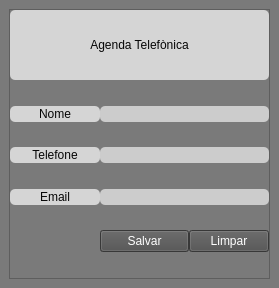
Before: the Qt Designer form agenda.ui in RiquHen/guarda_contatos, drawn with Qt 5.
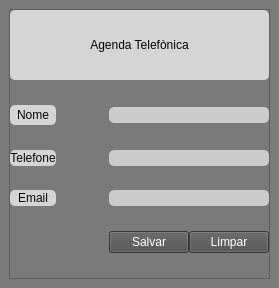
After: the same form once the commit is applied.

The edit to the form file:
```diff
--- a/agenda.ui
+++ b/agenda.ui
@@ -71,6 +71,46 @@
        </property>
        <item>
         <layout class="QGridLayout" name="gridLayout">
+         <item row="7" column="0">
+          <widget class="QLabel" name="label_4">
+           <property name="text">
+            <string>Email</string>
+           </property>
+           <property name="alignment">
+            <set>Qt::AlignCenter</set>
+           </property>
+          </widget>
+         </item>
+         <item row="5" column="0">
+          <widget class="QLabel" name="label_3">
+           <property name="text">
+            <string>Telefone</string>
+           </property>
+           <property name="alignment">
+            <set>Qt::AlignCenter</set>
+           </property>
+          </widget>
+         </item>
+         <item row="10" column="2">
+          <widget class="QPushButton" name="pushButton">
+           <property name="text">
+            <string>Salvar</string>
+           </property>
+          </widget>
+         </item>
+         <item row="10" column="3">
+          <widget class="QPushButton" name="btn_limpar">
+           <property name="maximumSize">
+            <size>
+             <width>80</width>
+             <height>16777215</height>
+            </size>
+           </property>
+           <property name="text">
+            <string>Limpar</string>
+           </property>
+          </widget>
+         </item>
          <item row="4" column="0">
           <spacer name="verticalSpacer_5">
            <property name="orientation">
@@ -84,19 +124,6 @@
            </property>
           </spacer>
          </item>
-         <item row="2" column="1">
-          <spacer name="verticalSpacer_4">
-           <property name="orientation">
-            <enum>Qt::Vertical</enum>
-           </property>
-           <property name="sizeHint" stdset="0">
-            <size>
-             <width>20</width>
-             <height>40</height>
-            </size>
-           </property>
-          </spacer>
-         </item>
          <item row="6" column="0">
           <spacer name="verticalSpacer_6">
            <property name="orientation">
@@ -110,14 +137,7 @@
            </property>
           </spacer>
          </item>
-         <item row="3" column="1" colspan="2">
-          <widget class="QLineEdit" name="ln_contato">
-           <property name="alignment">
-            <set>Qt::AlignCenter</set>
-           </property>
-          </widget>
-         </item>
-         <item row="0" column="0" rowspan="2" colspan="3">
+         <item row="0" column="0" rowspan="2" colspan="4">
           <widget class="QLabel" name="label">
            <property name="minimumSize">
             <size>
@@ -133,6 +153,26 @@
            </property>
           </widget>
          </item>
+         <item row="2" column="2">
+          <spacer name="verticalSpacer_4">
+           <property name="orientation">
+            <enum>Qt::Vertical</enum>
+           </property>
+           <property name="sizeHint" stdset="0">
+            <size>
+             <width>20</width>
+             <height>40</height>
+            </size>
+           </property>
+          </spacer>
+         </item>
+         <item row="3" column="2" colspan="2">
+          <widget class="QLineEdit" name="ln_contato">
+           <property name="alignment">
+            <set>Qt::AlignCenter</set>
+           </property>
+          </widget>
+         </item>
          <item row="3" column="0">
           <widget class="QLabel" name="label_2">
            <property name="text">
@@ -143,14 +183,7 @@
            </property>
           </widget>
          </item>
-         <item row="7" column="1" colspan="2">
-          <widget class="QLineEdit" name="ln_email">
-           <property name="alignment">
-            <set>Qt::AlignCenter</set>
-           </property>
-          </widget>
-         </item>
-         <item row="5" column="1" colspan="2">
+         <item row="5" column="2" colspan="2">
           <widget class="QLineEdit" name="ln_fone">
            <property name="alignment">
             <set>Qt::AlignCenter</set>
@@ -170,46 +203,13 @@
            </property>
           </spacer>
          </item>
-         <item row="5" column="0">
-          <widget class="QLabel" name="label_3">
-           <property name="text">
-            <string>Telefone</string>
-           </property>
+         <item row="7" column="2" colspan="2">
+          <widget class="QLineEdit" name="ln_email">
            <property name="alignment">
             <set>Qt::AlignCenter</set>
            </property>
           </widget>
          </item>
-         <item row="7" column="0">
-          <widget class="QLabel" name="label_4">
-           <property name="text">
-            <string>Email</string>
-           </property>
-           <property name="alignment">
-            <set>Qt::AlignCenter</set>
-           </property>
-          </widget>
-         </item>
-         <item row="10" column="1">
-          <widget class="QPushButton" name="btn_salvar">
-           <property name="text">
-            <string>Salvar</string>
-           </property>
-          </widget>
-         </item>
-         <item row="10" column="2">
-          <widget class="QPushButton" name="btn_limpar">
-           <property name="maximumSize">
-            <size>
-             <width>80</width>
-             <height>16777215</height>
-            </size>
-           </property>
-           <property name="text">
-            <string>Limpar</string>
-           </property>
-          </widget>
-         </item>
          <item row="11" column="0">
           <spacer name="verticalSpacer_3">
            <property name="orientation">
@@ -223,6 +223,19 @@
            </property>
           </spacer>
          </item>
+         <item row="3" column="1">
+          <spacer name="horizontalSpacer">
+           <property name="orientation">
+            <enum>Qt::Horizontal</enum>
+           </property>
+           <property name="sizeHint" stdset="0">
+            <size>
+             <width>40</width>
+             <height>20</height>
+            </size>
+           </property>
+          </spacer>
+         </item>
         </layout>
        </item>
       </layout>
```
Left out of the diff: 7 changed lines with no effect on the pictures.
